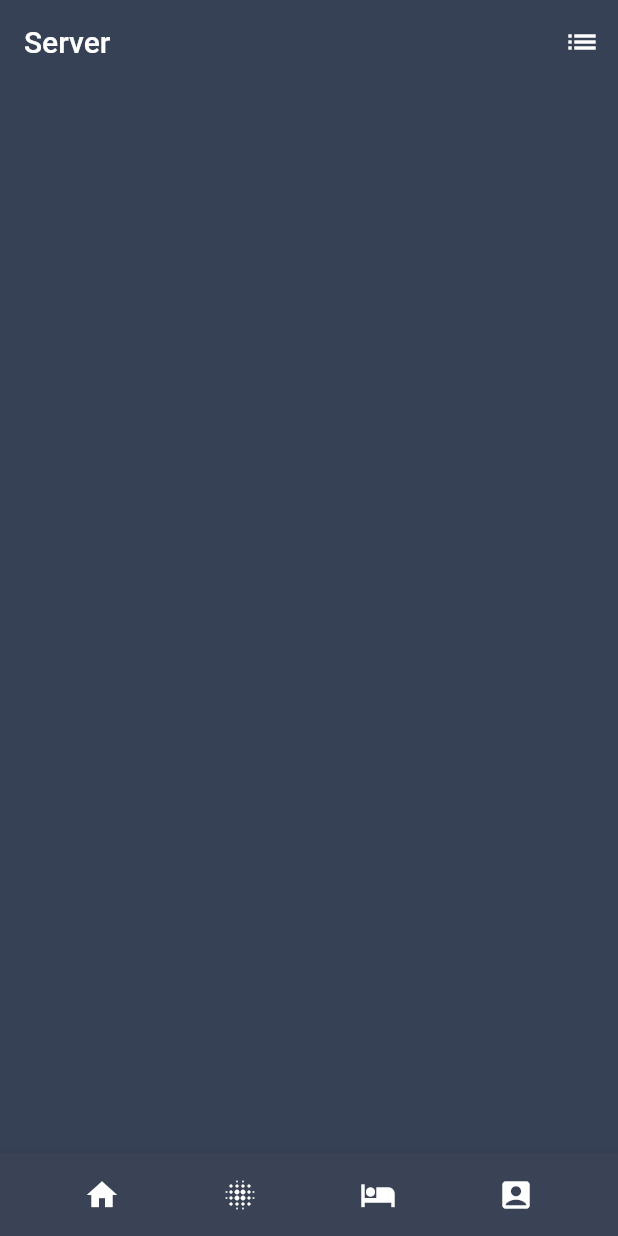
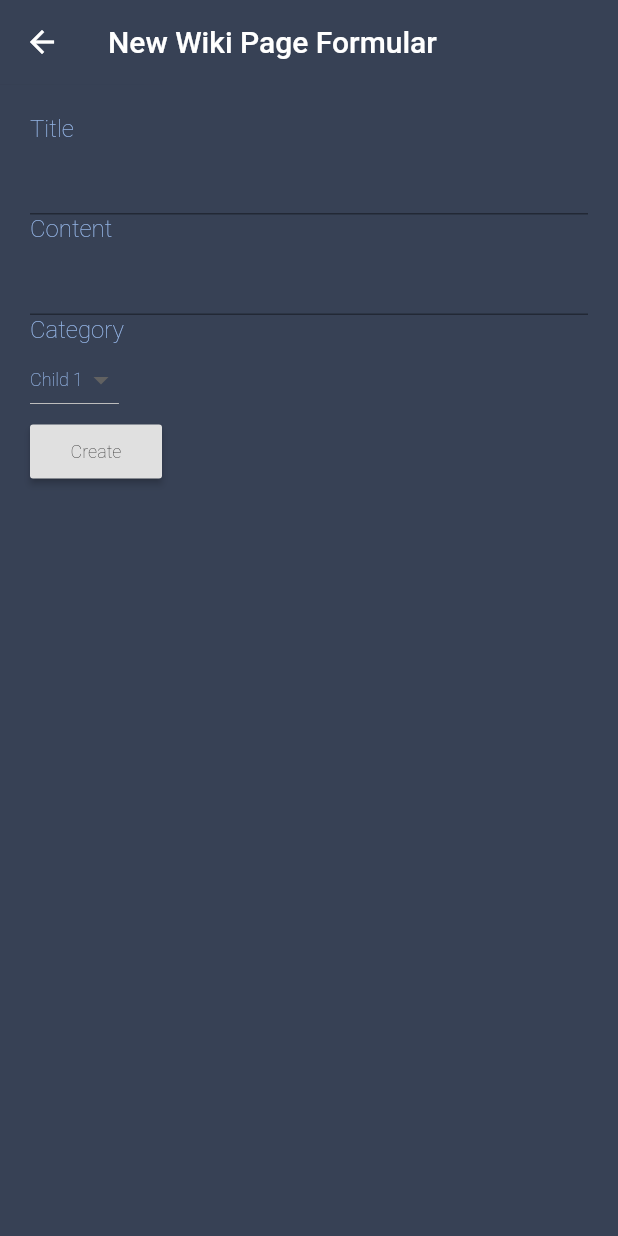
Before and after one commit to chqu1012/FlutterBasic, a Flutter app: the screen it shows after launch, after a tap on the "blur on" icon, on a phone screen of 412 x 824 dp. Run offline on Flutter 3.47's test engine with Material 2 defaults, Android fonts, the phone set to English and light mode, and no system bars; our stand-ins replace sqflite; accounts and stored records are empty; network calls fail.

Commit message:
New page creation via rest

```diff
--- a/simple_flutter_wiki/lib/control/BottomNavigatorPane.dart
+++ b/simple_flutter_wiki/lib/control/BottomNavigatorPane.dart
@@ -1,6 +1,17 @@
 import 'package:flutter/material.dart';
+import 'package:simple_flutter_wiki/control/NewPageFormular.dart';
 
-class BottomNavigationPane extends StatelessWidget {
+import 'ListViewFlutterPage.dart';
+
+class BottomNavigationPane extends StatefulWidget {
+  @override
+  State<StatefulWidget> createState() => BottomNavigationState();
+}
+
+class BottomNavigationState extends State<BottomNavigationPane> {
+  int currentScreenIndex = 0;
+  List<Widget> screens = [FlutterPageListView(), NewPageFormular()];
+
   @override
   Widget build(BuildContext context) {
     return Container(
@@ -12,22 +23,28 @@ class BottomNavigationPane extends StatelessWidget {
             children: <Widget>[
               IconButton(
                 icon: Icon(Icons.home, color: Colors.white),
-                onPressed: () {},
+                onPressed: () {
+                  onOpenHome(context);
+                },
               ),
               IconButton(
                 icon: Icon(Icons.blur_on, color: Colors.white),
-                onPressed: () {},
-              ),
-              IconButton(
-                icon: Icon(Icons.hotel, color: Colors.white),
-                onPressed: () {},
-              ),
-              IconButton(
-                icon: Icon(Icons.account_box, color: Colors.white),
-                onPressed: () {},
+                onPressed: () {
+                  onOpenNewPageFormular(context);
+                },
               )
             ],
           ),
         ));
   }
+
+  void onOpenHome(BuildContext context) {
+    Navigator.push(context,
+        MaterialPageRoute(builder: (context) => FlutterPageListView()));
+  }
+
+  void onOpenNewPageFormular(BuildContext context) {
+    Navigator.push(
+        context, MaterialPageRoute(builder: (context) => NewPageFormular()));
+  }
 }
--- /dev/null
+++ b/simple_flutter_wiki/lib/control/NewPageFormular.dart
@@ -0,0 +1,111 @@
+import 'package:flutter/material.dart';
+import 'package:http/http.dart' as http;
+import 'package:simple_flutter_wiki/model/FlutterPage.dart';
+import 'package:simple_flutter_wiki/provider/DBProvider.dart';
+import 'package:simple_flutter_wiki/provider/WikiRestProvider.dart';
+
+var bindingTitle = new TextEditingController();
+var bindingContent = new TextEditingController();
+
+class NewPageFormular extends StatelessWidget {
+  @override
+  Widget build(BuildContext context) {
+    return Scaffold(
+        backgroundColor: Color.fromRGBO(55, 65, 85, 1.0),
+        appBar: AppBar(
+            elevation: 0.1,
+            backgroundColor: Color.fromRGBO(55, 65, 85, 1.0),
+            title: Text('New Wiki Page Formular')),
+        body: Container(
+          padding: EdgeInsets.all(20),
+          child: new Column(
+              crossAxisAlignment: CrossAxisAlignment.start,
+              mainAxisAlignment: MainAxisAlignment.start,
+              mainAxisSize: MainAxisSize.max,
+              children: <Widget>[
+                new Text(
+                  "Title",
+                  style: new TextStyle(
+                      fontSize: 16.0,
+                      color: const Color(0xFF97b8ea),
+                      fontWeight: FontWeight.w200,
+                      fontFamily: "Roboto"),
+                ),
+                new TextField(
+                  controller: bindingTitle,
+                  style: new TextStyle(
+                      fontSize: 16.0,
+                      color: const Color(0xFF97b8ea),
+                      fontWeight: FontWeight.w200,
+                      fontFamily: "Roboto"),
+                ),
+                new Text(
+                  "Content",
+                  style: new TextStyle(
+                      fontSize: 16.0,
+                      color: const Color(0xFF97b8ea),
+                      fontWeight: FontWeight.w200,
+                      fontFamily: "Roboto"),
+                ),
+                new TextField(
+                  controller: bindingContent,
+                  style: new TextStyle(
+                      fontSize: 16.0,
+                      color: const Color(0xFF97b8ea),
+                      fontWeight: FontWeight.w200,
+                      fontFamily: "Roboto"),
+                ),
+                new Text(
+                  "Category",
+                  style: new TextStyle(
+                      fontSize: 16.0,
+                      color: const Color(0xFF97b8ea),
+                      fontWeight: FontWeight.w200,
+                      fontFamily: "Roboto"),
+                ),
+                new DropdownButton<String>(
+                  onChanged: popupButtonSelected,
+                  value: "Child 1",
+                  style: new TextStyle(
+                      fontSize: 12.0,
+                      color: const Color(0xFF97b8ea),
+                      fontWeight: FontWeight.w200,
+                      fontFamily: "Roboto"),
+                  items: <DropdownMenuItem<String>>[
+                    const DropdownMenuItem<String>(
+                        value: "Child 1", child: const Text("Child 1")),
+                    const DropdownMenuItem<String>(
+                        value: "Child 2", child: const Text("Child 2")),
+                    const DropdownMenuItem<String>(
+                        value: "Child 3", child: const Text("Child 3")),
+                  ],
+                ),
+                new RaisedButton(
+                    key: null,
+                    onPressed: () => buttonPressed(context),
+                    color: const Color(0xFFe0e0e0),
+                    child: new Text(
+                      "Create",
+                      style: new TextStyle(
+                          fontSize: 12.0,
+                          color: const Color(0xFF000000),
+                          fontWeight: FontWeight.w200,
+                          fontFamily: "Roboto"),
+                    )),
+              ]),
+        ));
+  }
+
+  void buttonPressed(BuildContext context) {
+    var content = bindingContent.text;
+    var title = bindingTitle.text;
+    var apiProvider = WikiRestProvider();
+    apiProvider.create(title, content);
+
+    var newPage = FlutterPage(title: title, content: content);
+    DBProvider.db.insert(newPage);
+    Navigator.pop(context);
+  }
+
+  void popupButtonSelected(String value) {}
+}
--- a/simple_flutter_wiki/lib/model/FlutterPage.dart
+++ b/simple_flutter_wiki/lib/model/FlutterPage.dart
@@ -1,14 +1,22 @@
 class FlutterPage {
   int id;
+  int categoryId;
   String title;
   String content;
   String created;
   String updated;
 
-  FlutterPage({this.id, this.title, this.content, this.created, this.updated});
+  FlutterPage(
+      {this.id,
+      this.categoryId,
+      this.title,
+      this.content,
+      this.created,
+      this.updated});
 
   FlutterPage.fromJson(Map<String, dynamic> json) {
     id = json['id'];
+    categoryId = json['categoryId'];
     title = json['title'];
     content = json['content'];
     created = json['created'];
@@ -18,6 +26,7 @@ class FlutterPage {
   Map<String, dynamic> toJson() {
     final Map<String, dynamic> data = new Map<String, dynamic>();
     data['id'] = this.id;
+    data['categoryId'] = this.categoryId;
     data['title'] = this.title;
     data['content'] = this.content;
     data['created'] = this.created;
--- a/simple_flutter_wiki/lib/provider/DBProvider.dart
+++ b/simple_flutter_wiki/lib/provider/DBProvider.dart
@@ -29,7 +29,7 @@ class DBProvider {
     return await openDatabase(path, version: 1, onOpen: (db) {},
         onCreate: (Database db, int version) async {
       await db.execute(
-          "CREATE TABLE pages(id INTEGER PRIMARY KEY, title TEXT, content TEXT, created TEXT, updated TEXT)");
+          "CREATE TABLE pages(id INTEGER PRIMARY KEY, title TEXT, content TEXT, created TEXT, updated TEXT, categoryId INTEGER)");
     });
   }
 
--- a/simple_flutter_wiki/lib/provider/WikiRestProvider.dart
+++ b/simple_flutter_wiki/lib/provider/WikiRestProvider.dart
@@ -21,4 +21,18 @@ class WikiRestProvider {
       throw Exception('Failed to load jobs from API');
     }
   }
+
+  Future<http.Response> create(String title, String content) {
+    return http.post(
+      'http://192.168.0.157:8080/newpage',
+      headers: <String, String>{
+        'Content-Type': 'application/json; charset=UTF-8',
+      },
+      body: jsonEncode(<String, String>{
+        'title': title,
+        'content': content,
+        'categoryId': '2',
+      }),
+    );
+  }
 }
```
Also changed, not shown: simple_flutter_wiki/lib/control/DetailedPane.dart (+7 -48 lines).
